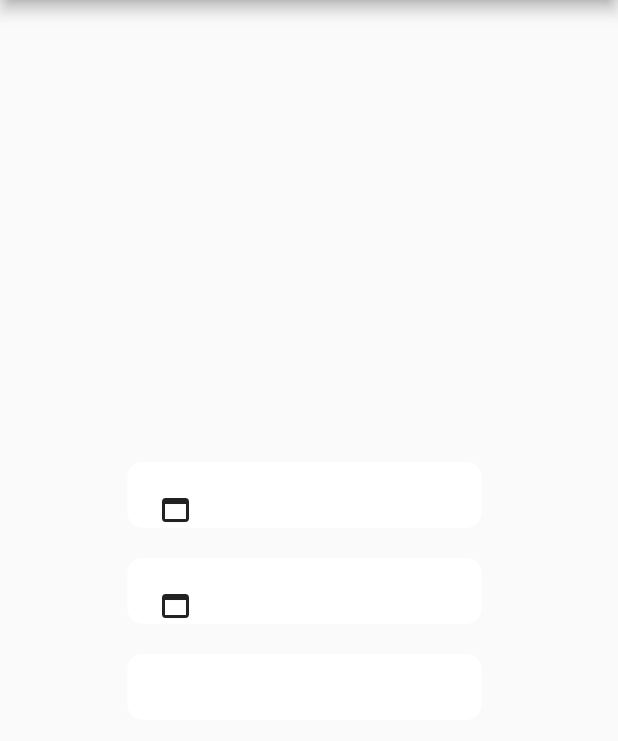
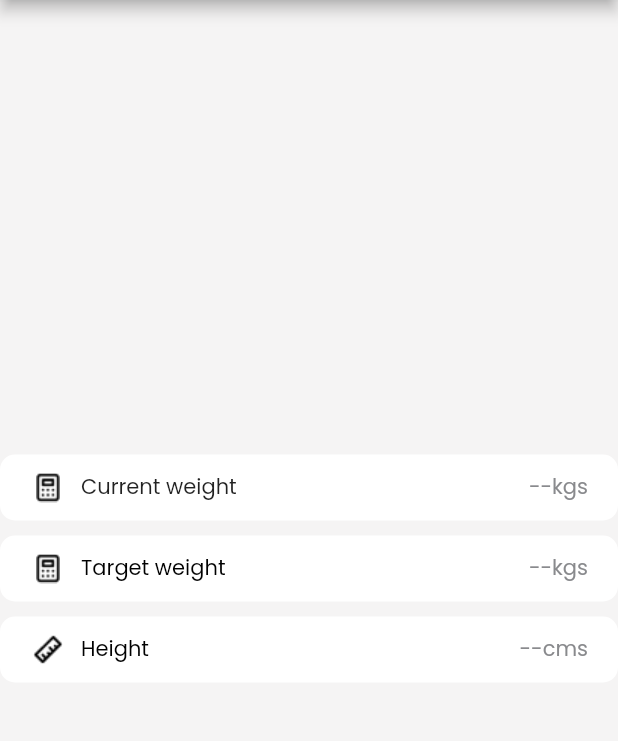
Before and after one commit to kanyshaiosmonova/container_layout_hw, a Flutter app: the screen it shows after launch, on a phone screen of 412 x 824 dp, the part 84-825 px from its top. Run offline on Flutter 3.47's test engine with Material 2 defaults, Android fonts, the phone set to English and light mode, and no system bars; our stand-ins replace flutter_svg.

Commit message:
finish the first task

```diff
--- a/lib/main.dart
+++ b/lib/main.dart
@@ -11,25 +11,28 @@ class MyApp extends StatelessWidget {
     return MaterialApp(
       title: 'Containers Example',
       home: Scaffold(
+        backgroundColor: Color.fromARGB(255, 245, 244, 244),
         appBar: AppBar(
           title: const Text('Containers Example'),
         ),
-        body: Column(
+        body: Center(
+          child: Column(
             mainAxisAlignment: MainAxisAlignment.center,
             children: [
               Container(
-              padding: const EdgeInsets.all(20),
-              height: 44,
-              width: 236,
-              margin: const EdgeInsets.only(
-                  left: 85, top: 20), // reduced top margin value
+                margin: EdgeInsets.only(bottom: 10),
+                padding: EdgeInsets.symmetric(horizontal: 20, vertical: 10),
                 decoration: BoxDecoration(
                   color: Colors.white,
                   borderRadius: BorderRadius.circular(10),
                 ),
                 child: Row(
-                children: const [
-                  Icon(Icons.web_asset),
+                  children: [
+                    Image.asset(
+                      'assets/images/weight.png',
+                      width: 24,
+                      height: 24,
+                    ),
                     SizedBox(width: 10),
                     Expanded(
                       child: Text(
@@ -38,14 +41,13 @@ class MyApp extends StatelessWidget {
                           fontFamily: 'Poppins',
                           fontSize: 14,
                           fontWeight: FontWeight.w400,
-                        color: Colors.red,
                         ),
                       ),
                     ),
                     Text(
                       '--kgs',
                       style: TextStyle(
-                      color: Color(0x00898A8D),
+                        color: Color(0xff898A8D),
                         fontFamily: 'Poppins',
                         fontSize: 14,
                         fontWeight: FontWeight.w400,
@@ -55,18 +57,19 @@ class MyApp extends StatelessWidget {
                 ),
               ),
               Container(
-              padding: const EdgeInsets.all(20),
-              height: 44,
-              width: 236,
-              margin: const EdgeInsets.only(
-                  left: 85, top: 20), // reduced top margin value
+                margin: EdgeInsets.only(bottom: 10),
+                padding: EdgeInsets.symmetric(horizontal: 20, vertical: 10),
                 decoration: BoxDecoration(
                   color: Colors.white,
                   borderRadius: BorderRadius.circular(10),
                 ),
                 child: Row(
-                children: const [
-                  Icon(Icons.web_asset),
+                  children: [
+                    Image.asset(
+                      'assets/images/weight.png',
+                      width: 24,
+                      height: 24,
+                    ),
                     SizedBox(width: 10),
                     Expanded(
                       child: Text(
@@ -82,6 +85,7 @@ class MyApp extends StatelessWidget {
                     Text(
                       '--kgs',
                       style: TextStyle(
+                        color: Color(0xff898A8D),
                         fontFamily: 'Poppins',
                         fontSize: 14,
                         fontWeight: FontWeight.w400,
@@ -91,19 +95,16 @@ class MyApp extends StatelessWidget {
                 ),
               ),
               Container(
-              padding: const EdgeInsets.all(20),
-              height: 44,
-              width: 236,
-              margin: const EdgeInsets.only(
-                  left: 85, top: 20), // reduced top margin value
+                margin: EdgeInsets.only(bottom: 10),
+                padding: EdgeInsets.symmetric(horizontal: 20, vertical: 10),
                 decoration: BoxDecoration(
                   color: Colors.white,
                   borderRadius: BorderRadius.circular(10),
                 ),
                 child: Row(
                   children: [
-                  SvgPicture.asset(
-                    'assets/icons/height.svg',
+                    Image.asset(
+                      'assets/images/height.png',
                       width: 24,
                       height: 24,
                     ),
@@ -122,6 +123,7 @@ class MyApp extends StatelessWidget {
                     const Text(
                       '--cms',
                       style: TextStyle(
+                        color: Color(0xff898A8D),
                         fontFamily: 'Poppins',
                         fontSize: 14,
                         fontWeight: FontWeight.w400,
@@ -133,6 +135,7 @@ class MyApp extends StatelessWidget {
             ],
           ),
         ),
+      ),
     );
   }
 }
--- a/pubspec.yaml
+++ b/pubspec.yaml
@@ -59,8 +59,8 @@ flutter:
 
   # To add assets to your application, add an assets section, like this:
   assets:
-    - assets/icons/
-  #   - images/a_dot_ham.jpeg
+    - assets/images/height.png
+    - assets/images/weight.png
 
   # An image asset can refer to one or more resolution-specific "variants", see
   # https://flutter.dev/assets-and-images/#resolution-aware
```
Also changed, not shown: assets/icons/height.svg (deleted), assets/icons/weight.svg (deleted), assets/images/height.png (added), assets/images/weight.png (added). Lines whose indentation alone changed are shown as unchanged.
